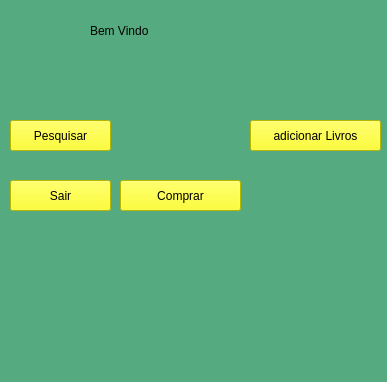
Before: the Qt Designer form arquivos_ui/TelaInicial.ui in programming-island/Biblioteca2.0, drawn with Qt 5.
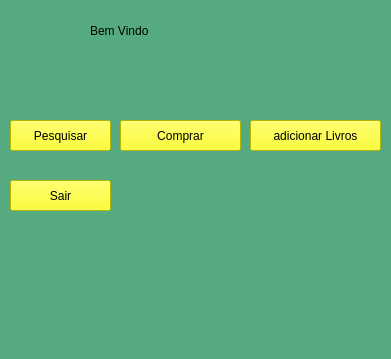
After: the same form once the commit is applied. Icons and pictures are not drawn.

```diff
--- a/arquivos_ui/TelaInicial.ui
+++ b/arquivos_ui/TelaInicial.ui
@@ -6,8 +6,8 @@
    <rect>
     <x>0</x>
     <y>0</y>
-    <width>387</width>
-    <height>382</height>
+    <width>391</width>
+    <height>359</height>
    </rect>
   </property>
   <property name="windowTitle">
@@ -74,7 +74,7 @@
     <property name="geometry">
      <rect>
       <x>120</x>
-      <y>180</y>
+      <y>120</y>
       <width>121</width>
       <height>31</height>
      </rect>
```
Left out of the diff: 1 changed line with no effect on the pictures.
